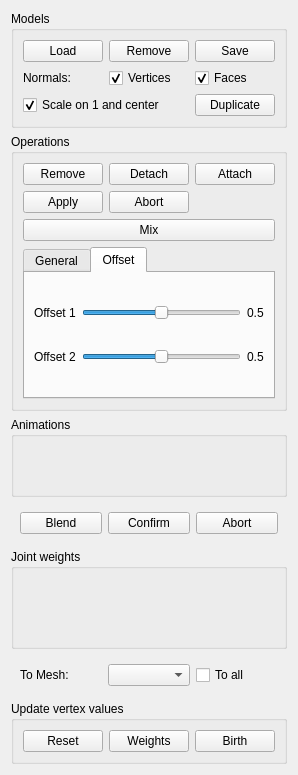
First picture: the form in widgets/skinmixer_manager.ui, repository stefanonuvoli/skinmixer, before the edit.
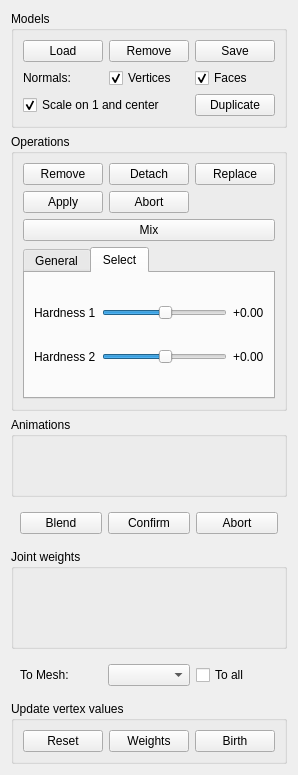
Second picture: the form after the edit.

Commit message: Various fixes, new hardness, replace, ...

What changed in the file:
```diff
--- a/widgets/skinmixer_manager.ui
+++ b/widgets/skinmixer_manager.ui
@@ -128,7 +128,7 @@
       <item row="0" column="3">
        <widget class="QPushButton" name="operationAttachButton">
         <property name="text">
-         <string>Attach</string>
+         <string>Replace</string>
         </property>
        </widget>
       </item>
@@ -206,66 +206,66 @@
         </widget>
         <widget class="QWidget" name="offsetParametersPage">
          <attribute name="title">
-          <string>Offset</string>
+          <string>Select</string>
          </attribute>
          <layout class="QGridLayout" name="gridLayout">
-          <item row="7" column="0">
-           <widget class="QLabel" name="offset2Label">
+          <item row="6" column="0">
+           <widget class="QLabel" name="hardness2Label">
             <property name="text">
-             <string>Offset 2</string>
+             <string>Hardness 2</string>
             </property>
            </widget>
           </item>
-          <item row="2" column="0">
-           <widget class="QLabel" name="offset1Label">
+          <item row="6" column="1">
+           <widget class="QSlider" name="hardness2Slider">
+            <property name="minimum">
+             <number>-99</number>
+            </property>
+            <property name="maximum">
+             <number>99</number>
+            </property>
+            <property name="value">
+             <number>1</number>
+            </property>
+            <property name="orientation">
+             <enum>Qt::Horizontal</enum>
+            </property>
+           </widget>
+          </item>
+          <item row="6" column="2">
+           <widget class="QLabel" name="hardness2ValueLabel">
             <property name="text">
-             <string>Offset 1</string>
+             <string>+0.00</string>
             </property>
            </widget>
           </item>
           <item row="2" column="1">
            <widget class="QSlider" name="offset1Slider">
             <property name="minimum">
-             <number>1</number>
+             <number>-99</number>
             </property>
             <property name="maximum">
              <number>99</number>
             </property>
             <property name="value">
-             <number>50</number>
+             <number>1</number>
             </property>
             <property name="orientation">
              <enum>Qt::Horizontal</enum>
             </property>
            </widget>
           </item>
-          <item row="7" column="1">
-           <widget class="QSlider" name="offset2Slider">
-            <property name="minimum">
-             <number>10</number>
-            </property>
-            <property name="maximum">
-             <number>90</number>
-            </property>
-            <property name="value">
-             <number>50</number>
-            </property>
-            <property name="orientation">
-             <enum>Qt::Horizontal</enum>
+          <item row="2" column="0">
+           <widget class="QLabel" name="hardness1Label">
+            <property name="text">
+             <string>Hardness 1</string>
             </property>
            </widget>
           </item>
           <item row="2" column="2">
            <widget class="QLabel" name="offset1ValueLabel">
             <property name="text">
-             <string>0.5</string>
-            </property>
-           </widget>
-          </item>
-          <item row="7" column="2">
-           <widget class="QLabel" name="offset2ValueLabel">
-            <property name="text">
-             <string>0.5</string>
+             <string>+0.00</string>
             </property>
            </widget>
           </item>
```
Left out of the diff: 8 changed lines with no effect on the pictures. The commit also changes 15 other files.
